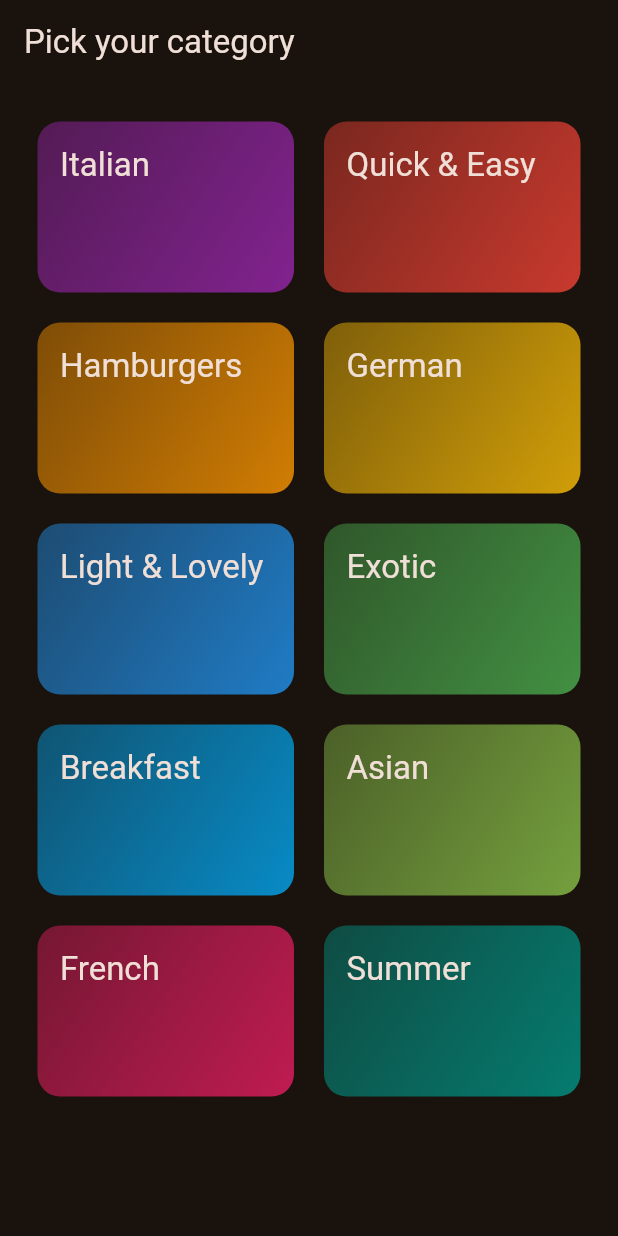
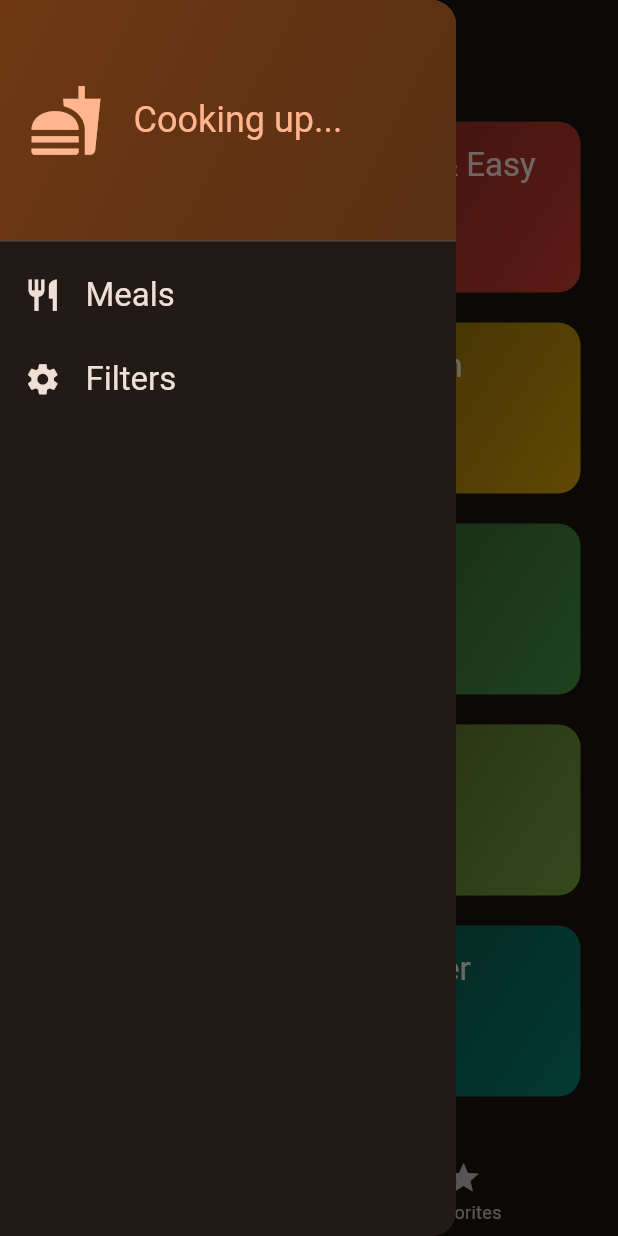
Before and after one commit to gitsudhanshur/meals, a Flutter app: the screen it shows after launch, with the side drawer open (before the commit the screen has no drawer), on a phone screen of 412 x 824 dp. Run offline on Flutter 3.47's test engine with Material 3 defaults, Android fonts, the phone set to English and light mode, and no system bars; our stand-ins replace transparent_image.

Commit message:
add the new file

```diff
--- a/lib/main.dart
+++ b/lib/main.dart
@@ -1,10 +1,11 @@
 import 'package:flutter/material.dart';
-import 'package:meals/data/dummy_data.dart';
-import 'package:meals/screens/categories.dart';
+// import 'package:meals/data/dummy_data.dart';
+// import 'package:meals/screens/categories.dart';
 
 // import 'package:google_fonts/google_fonts.dart';
 // import 'package:meals/screens/categories.dart';
-import 'package:meals/screens/meals.dart';
+// import 'package:meals/screens/meals.dart';
+import 'package:meals/screens/tabs.dart';
 
 final theme = ThemeData(
   useMaterial3: true,
@@ -26,7 +27,7 @@ class App extends StatelessWidget {
   Widget build(BuildContext context) {
     return MaterialApp(
       theme: theme,
-      home: const CategoriesScreen(),
+      home: const TabsScreen(),
     );
   }
 }
--- a/lib/screens/categories.dart
+++ b/lib/screens/categories.dart
@@ -1,14 +1,22 @@
 import 'package:flutter/material.dart';
 import 'package:meals/data/dummy_data.dart';
+import 'package:meals/models/meal.dart';
 import 'package:meals/screens/meals.dart';
 import 'package:meals/widgets/category_grid_item.dart';
 import 'package:meals/models/category.dart';
 
 class CategoriesScreen extends StatelessWidget {
-  const CategoriesScreen({super.key});
+  const CategoriesScreen({
+    super.key,
+    required this.onTogglefavorite,
+    required this.availableMeals,
+  });
+
+  final void Function(Meal meal) onTogglefavorite;
+  final List<Meal> availableMeals;
 
   void _selectcategory(BuildContext context, Category category) {
-   final filteredMeals = dummyMeals
+   final filteredMeals = availableMeals
    .where((meal) => meal.categories.contains(category.id))
    .toList();
 
@@ -17,6 +25,7 @@ class CategoriesScreen extends StatelessWidget {
         builder: (ctx) => MealsScreen(
           title: category.title,
            meals: filteredMeals,
+           onTogglefavorite: onTogglefavorite,
            ),
           ),
         );
@@ -24,11 +33,7 @@ class CategoriesScreen extends StatelessWidget {
 
   @override
   Widget build(BuildContext context) {
-    return Scaffold(
-      appBar: AppBar(
-        title: const Text('Pick your category'),
-      ),
-      body: GridView(
+    return GridView(
         padding: const EdgeInsets.all(25),
         gridDelegate: const SliverGridDelegateWithFixedCrossAxisCount(
           crossAxisCount: 2,
@@ -44,7 +49,6 @@ class CategoriesScreen extends StatelessWidget {
               },
               )
           ],
-          ),
-    );
+          );
   }
 }
--- a/lib/screens/tabs.dart
+++ b/lib/screens/tabs.dart
@@ -1,6 +1,17 @@
 import 'package:flutter/material.dart';
+import 'package:meals/data/dummy_data.dart';
+import 'package:meals/models/meal.dart';
 import 'package:meals/screens/categories.dart';
+import 'package:meals/screens/filters.dart';
 import 'package:meals/screens/meals.dart';
+import 'package:meals/widgets/main_drawer.dart';
+
+const kInitialFilters = {
+    Filter.glutenFree: false,
+    Filter.lactoseFree: false,
+    Filter.vegetarian: false,
+    Filter.vegan: false,
+};
 
 class TabsScreen extends StatefulWidget {
    const TabsScreen({super.key});
@@ -13,6 +24,34 @@ State<TabsScreen> createState() {
 
 class _TabsScreenState extends State<TabsScreen> {
   int _selectedPageIndex = 0;
+   final List<Meal> _favoriteMeals = [];
+   Map<Filter, bool> _selectedFilters = kInitialFilters;
+
+
+   void _showInfoMessage(String message) {
+    ScaffoldMessenger.of(context).clearSnackBars();
+    ScaffoldMessenger.of(context).showSnackBar(
+      SnackBar(
+        content:Text(message),
+        ),
+    );
+   }
+
+   void _toggleMealFavoriteStatus(Meal meal) {
+    final isExisting = _favoriteMeals.contains(meal);
+
+    if(isExisting) {
+      setState(() {
+        _favoriteMeals.remove(meal);
+      });
+       _showInfoMessage('Meal is no longer a favorite.');
+    } else {
+      setState(() {
+         _favoriteMeals.add(meal);
+         _showInfoMessage('Marked as favorite!');
+      });
+    }
+   }
 
   void _selectPage(int index) {
     setState(() {
@@ -20,26 +59,71 @@ class _TabsScreenState extends State<TabsScreen> {
     });
   }
 
+  void _setScreen(String identifier) async {
+    Navigator.of(context).pop();
+     if (identifier == 'filters') {
+      final result = await  Navigator.of(context).push<Map<Filter, bool>>(
+        MaterialPageRoute(
+          builder: (ctx) => FiltersScreen(
+            currentFilters: _selectedFilters,),
+          ),
+          );
+
+        setState(() {
+          _selectedFilters = result ?? kInitialFilters;
+        });
+     }
+  }
+
   @override
   Widget build(BuildContext context) {
-    Widget activePage = const  CategoriesScreen();
+   final availableMeals = dummyMeals.where((meal){
+    if(_selectedFilters[Filter.glutenFree]! && !meal.isGlutenFree) {
+      return false;
+    }
+    if(_selectedFilters[Filter.lactoseFree]! && !meal.isLactoseFree) {
+      return false;
+    }
+    if(_selectedFilters[Filter.vegetarian]! && !meal.isVegetarian) {
+      return false;
+    }
+    if(_selectedFilters[Filter.vegan]! && !meal.isVegan) {
+      return false;
+    }
+    return true;
+   }).toList();
+
+    Widget activePage = CategoriesScreen(
+      onTogglefavorite: _toggleMealFavoriteStatus,
+      availableMeals: availableMeals,
+      );
     var activePageTitle = 'categories';
 
    if(_selectedPageIndex == 1) {
-     activePage = MealsScreen(title: 'Favorites', meals: [] );
+     activePage =   MealsScreen(
+       meals: _favoriteMeals,
+       onTogglefavorite: _toggleMealFavoriteStatus,
+        );
      activePageTitle = 'Your favorites';
    }
 
     return Scaffold(
       appBar: AppBar(
-        title: Text(),
+        title: Text(activePageTitle),
       ),
+      drawer:  MainDrawer(onSelectScreen: _setScreen,) ,
       body: activePage ,
       bottomNavigationBar: BottomNavigationBar(
         onTap: _selectPage,
+        currentIndex: _selectedPageIndex ,
         items: const[
-          BottomNavigationBarItem(icon: Icon(Icons.set_meal), label: 'categories',),
-          BottomNavigationBarItem(icon: Icon(Icons.star), label: 'Favorites',),
+          BottomNavigationBarItem(
+            icon: Icon(Icons.set_meal),
+             label: 'categories',),
+          BottomNavigationBarItem(
+            icon: Icon(Icons.star),
+            label: 'Favorites',
+            ),
         ],
       ),
     );
--- /dev/null
+++ b/lib/widgets/main_drawer.dart
@@ -0,0 +1,84 @@
+import 'package:flutter/material.dart';
+
+class MainDrawer extends StatelessWidget {
+  const MainDrawer({
+    super.key,
+    required this.onSelectScreen,
+  });
+
+  final void Function(String identifier) onSelectScreen;
+
+  @override
+  Widget build(BuildContext context) {
+    return Drawer(
+      child: Column(
+        children: [
+          DrawerHeader(
+            padding: const EdgeInsets.all(19),
+            decoration: BoxDecoration(
+              gradient: LinearGradient(
+                colors: [
+                  Theme.of(context).colorScheme.primaryContainer,
+                  Theme.of(context)
+                      .colorScheme
+                      .primaryContainer
+                      .withOpacity(0.7),
+                ],
+                begin: Alignment.topLeft,
+                end: Alignment.bottomRight,
+              ),
+            ),
+            child: Row(
+              children: [
+                Icon(
+                  Icons.fastfood,
+                  size: 50,
+                  color: Theme.of(context).colorScheme.primary,
+                ),
+                const SizedBox(width: 20),
+                Text(
+                  'Cooking up...',
+                  style: Theme.of(context).textTheme.headline5!.copyWith(
+                        color: Theme.of(context).colorScheme.primary,
+                      ),
+                ),
+              ],
+            ),
+          ),
+          ListTile(
+            leading: Icon(
+              Icons.restaurant,
+              size: 25,
+              color: Theme.of(context).colorScheme.onBackground,
+            ),
+            title: Text(
+              'Meals',
+              style: Theme.of(context).textTheme.headline6!.copyWith(
+                    color: Theme.of(context).colorScheme.onBackground,
+                  ),
+            ),
+            onTap: () {
+              onSelectScreen('meals');
+            },
+          ),
+          ListTile(
+            leading: Icon(
+              Icons.settings,
+              size: 25,
+              color: Theme.of(context).colorScheme.onBackground,
+            ),
+            title: Text(
+              'Filters',
+              style: Theme.of(context).textTheme.headline6!.copyWith(
+                    color: Theme.of(context).colorScheme.onBackground,
+                  ),
+            ),
+            onTap: () {
+              onSelectScreen('filters');
+            },
+          ),
+        ],
+      ),
+    );
+  }
+}
--- a/lib/widgets/meal_item.dart
+++ b/lib/widgets/meal_item.dart
@@ -34,7 +34,7 @@ class MealItem extends StatelessWidget {
         elevation: 3,
        child: InkWell(
     onTap: () {
-      onSelectmeal(meal);
+      onSelectmeal( context, meal);
     },
     child: Stack(
       children: [
```
Also changed, not shown: lib/screens/filters.dart (added, +175 -0 lines), lib/screens/meal_details.dart (+10 -0 lines), lib/screens/meals.dart (+14 -6 lines).
